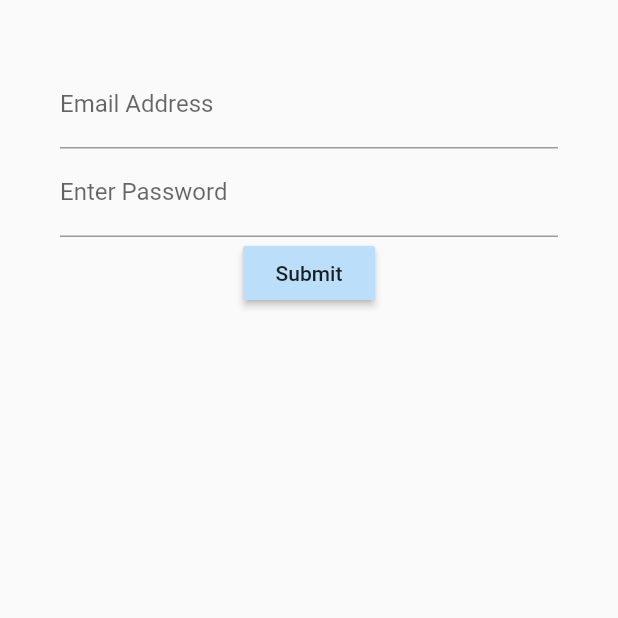
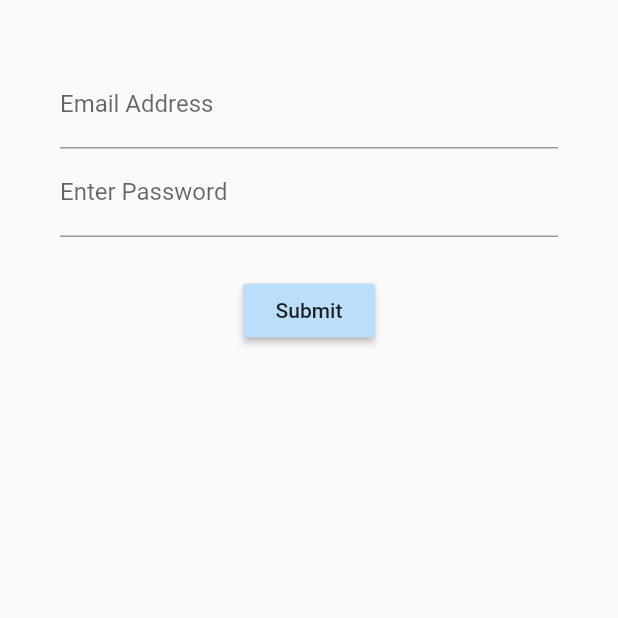
Before and after one commit to djaldave/forms-flutter-2020, a Flutter app: the screen it shows after launch, on a phone screen of 412 x 824 dp, the top half of it. Run offline on Flutter 3.47's test engine with Material 2 defaults, Android fonts, the phone set to English and light mode, and no system bars.

Commit message:
layout control

```diff
--- a/lib/screens/login_screen.dart
+++ b/lib/screens/login_screen.dart
@@ -15,6 +15,9 @@ class _LoginScreenState extends State<LoginScreen> {
           children: [
             emailField(),
             passwordField(),
+            Container(
+              margin: EdgeInsets.only(top: 25.0),
+            ),
             submitButton(),
           ],
         ),
```
